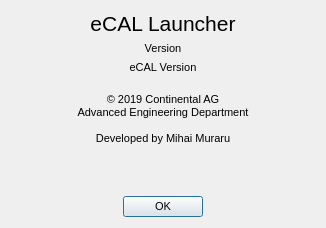
eclipse-ecal/ecal, file app/util/launcher/src/about_dialog.ui: the form before one commit.
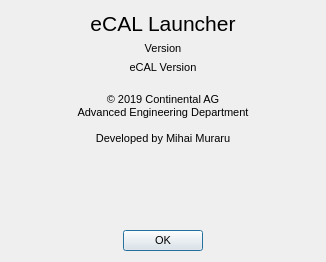
The form after the commit. Icons and pictures are not drawn.

The edit to the form file:
```diff
--- a/app/util/launcher/src/about_dialog.ui
+++ b/app/util/launcher/src/about_dialog.ui
@@ -7,7 +7,7 @@
     <x>0</x>
     <y>0</y>
     <width>326</width>
-    <height>228</height>
+    <height>262</height>
    </rect>
   </property>
   <property name="font">
```
Left out of the diff: 2 changed lines with no effect on the pictures.
